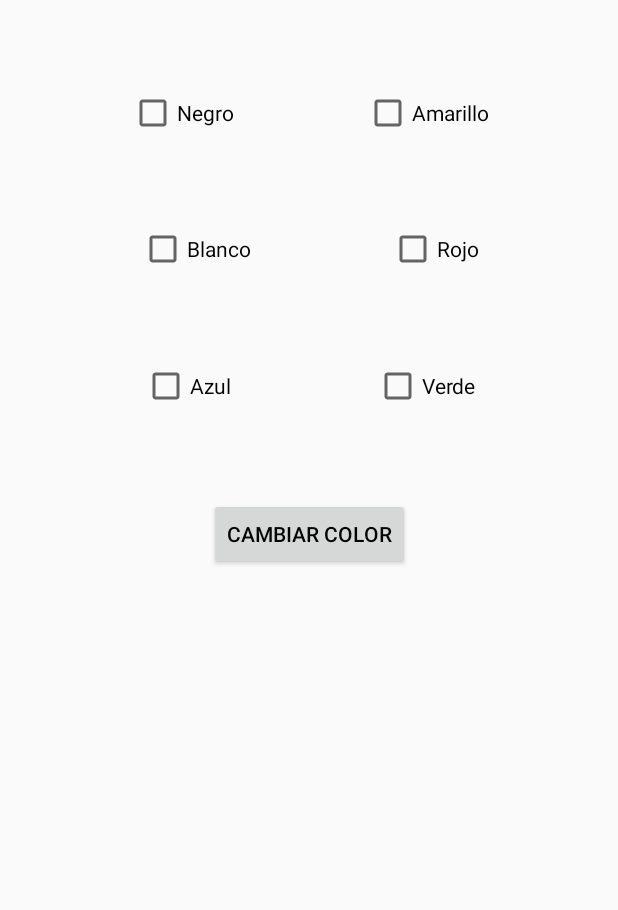
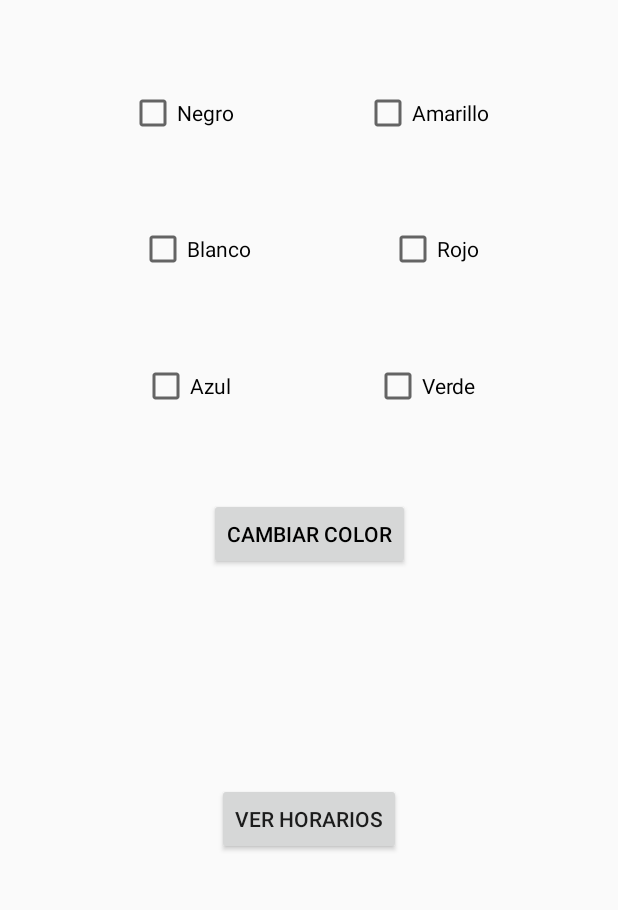
Before and after one commit to Thomacho18021/Ministerio-Puerta-Abierta-Lirqu-n, an Android app: the screen it shows after launch (MainActivity), on a phone screen of 412 x 824 dp, the part 169-1079 px from its top. Run offline under Robolectric (Android 15) with nearby library versions, the phone set to English and light mode, and no system bars.

Commit message:
Cuarto commit: Se agrega un nuevo activity y un boton para ir de un activity a otro

```diff
--- a/app/src/main/AndroidManifest.xml
+++ b/app/src/main/AndroidManifest.xml
@@ -1,6 +1,7 @@
 <?xml version="1.0" encoding="utf-8"?>
 <manifest xmlns:android="http://schemas.android.com/apk/res/android"
     package="com.srcarrillo.ministeriopuertaabiertalirqun">
+
     <uses-permission android:name="android.permission.INTERNET" />
 
     <application
@@ -10,10 +11,10 @@
         android:roundIcon="@mipmap/ic_launcher_round"
         android:supportsRtl="true"
         android:theme="@style/AppTheme">
+        <activity android:name=".HorariosActivity"></activity>
         <activity android:name=".MainActivity">
             <intent-filter>
                 <action android:name="android.intent.action.MAIN" />
-
 
                 <category android:name="android.intent.category.LAUNCHER" />
             </intent-filter>
--- a/app/src/main/java/com/srcarrillo/ministeriopuertaabiertalirqun/MainActivity.java
+++ b/app/src/main/java/com/srcarrillo/ministeriopuertaabiertalirqun/MainActivity.java
@@ -2,6 +2,7 @@ package com.srcarrillo.ministeriopuertaabiertalirqun;
 
 import androidx.appcompat.app.AppCompatActivity;
 
+import android.content.Intent;
 import android.graphics.Color;
 import android.os.Bundle;
 import android.view.View;
@@ -20,6 +21,7 @@ public class MainActivity extends AppCompatActivity {
     private CheckBox cbAmarillo ;
     private CheckBox cbRojo ;
     private CheckBox cbVerde ;
+    private Button btnHorarios;
 
 
 
@@ -36,6 +38,14 @@ public class MainActivity extends AppCompatActivity {
         cbAmarillo = findViewById(R.id.cbAmarillo);
         cbRojo = findViewById(R.id.cbRojo);
         cbVerde = findViewById(R.id.cbVerde);
+        btnHorarios = findViewById(R.id.btnHorarios);
+
+        btnHorarios.setOnClickListener(new View.OnClickListener() {
+            @Override
+            public void onClick(View view) {
+                startActivity(new Intent(MainActivity.this, HorariosActivity.class));
+            }
+        });
 
 
     }
@@ -64,4 +74,6 @@ public class MainActivity extends AppCompatActivity {
             Toast.makeText(this, "Selecciona un Color", Toast.LENGTH_SHORT).show();
         }
     }
+
+
 }
--- a/app/src/main/res/layout/activity_main.xml
+++ b/app/src/main/res/layout/activity_main.xml
@@ -98,4 +98,15 @@
         app:layout_constraintStart_toStartOf="parent"
         app:layout_constraintTop_toBottomOf="@+id/cbNegro" />
 
+    <Button
+        android:id="@+id/btnHorarios"
+        android:layout_width="wrap_content"
+        android:layout_height="wrap_content"
+        android:text="Ver Horarios"
+        app:layout_constraintBottom_toBottomOf="parent"
+        app:layout_constraintEnd_toEndOf="parent"
+        app:layout_constraintHorizontal_bias="0.5"
+        app:layout_constraintStart_toStartOf="parent"
+        app:layout_constraintTop_toBottomOf="@+id/btnCambiar" />
+
 </androidx.constraintlayout.widget.ConstraintLayout>
--- a/app/src/main/res/values/strings.xml
+++ b/app/src/main/res/values/strings.xml
@@ -1,5 +1,4 @@
 <resources>
     <string name="app_name">Ministerio Puerta Abierta </string>
     <!-- TODO: Remove or change this placeholder text -->
-    <string name="hello_blank_fragment">Hello blank fragment</string>
 </resources>
```
Also changed, not shown: app/src/main/java/com/srcarrillo/ministeriopuertaabiertalirqun/HorariosActivity.java (added, +28 -0 lines), app/src/main/res/layout/activity_horarios.xml (added, +19 -0 lines).
